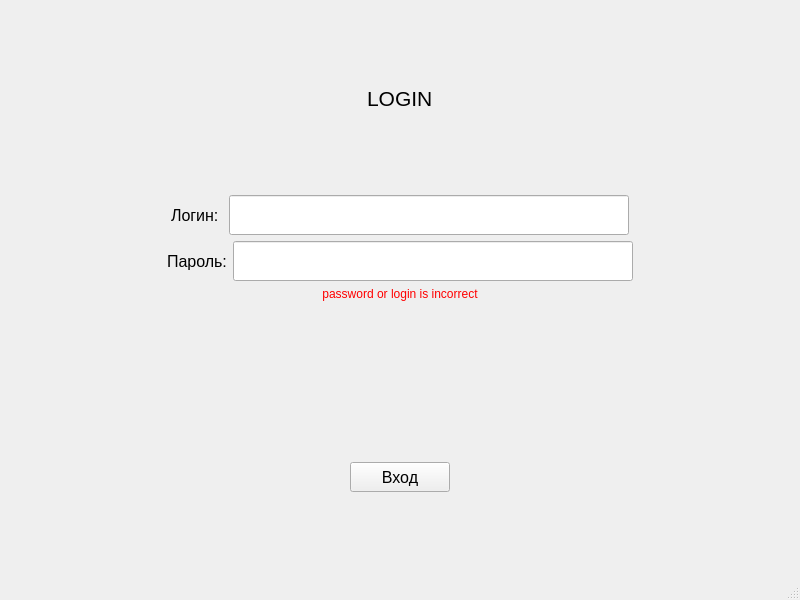
Before: the Qt Designer form surce/login.ui in s21dlemanskiy/djarvis_project, drawn with Qt 5.
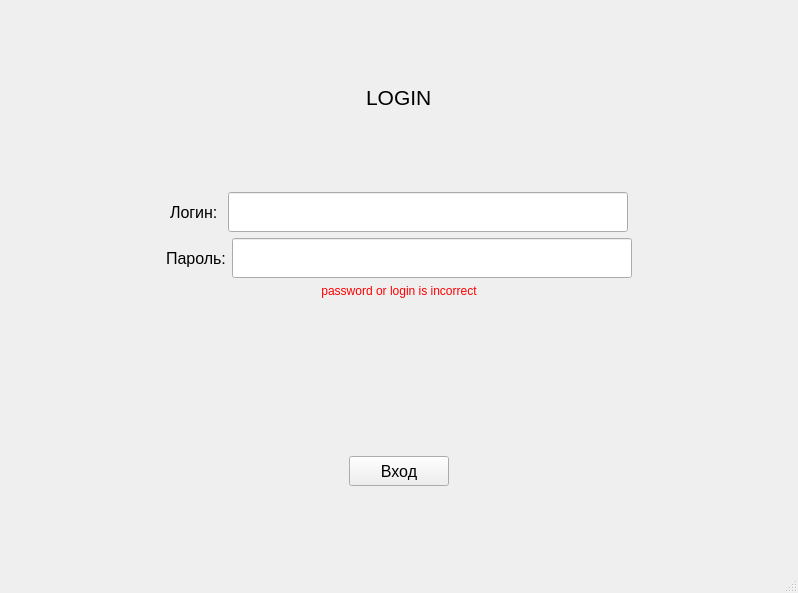
After: the same form once the commit is applied.

```diff
--- a/surce/login.ui
+++ b/surce/login.ui
@@ -6,8 +6,8 @@
    <rect>
     <x>0</x>
     <y>0</y>
-    <width>800</width>
-    <height>600</height>
+    <width>798</width>
+    <height>593</height>
    </rect>
   </property>
   <property name="windowTitle">
```
Left out of the diff: 2 changed lines with no effect on the pictures.
